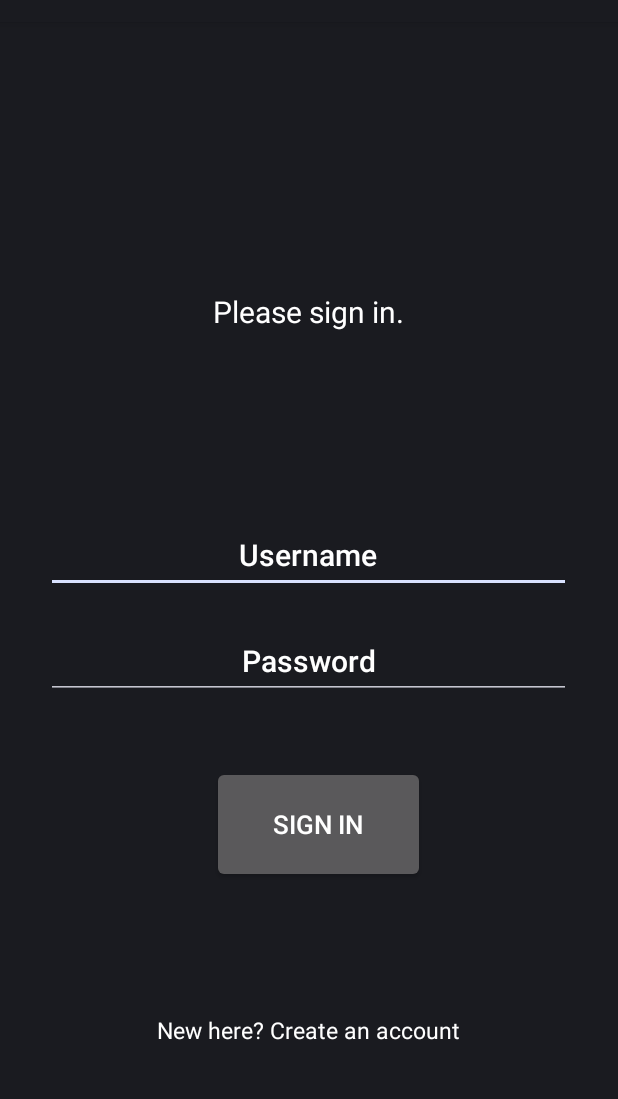
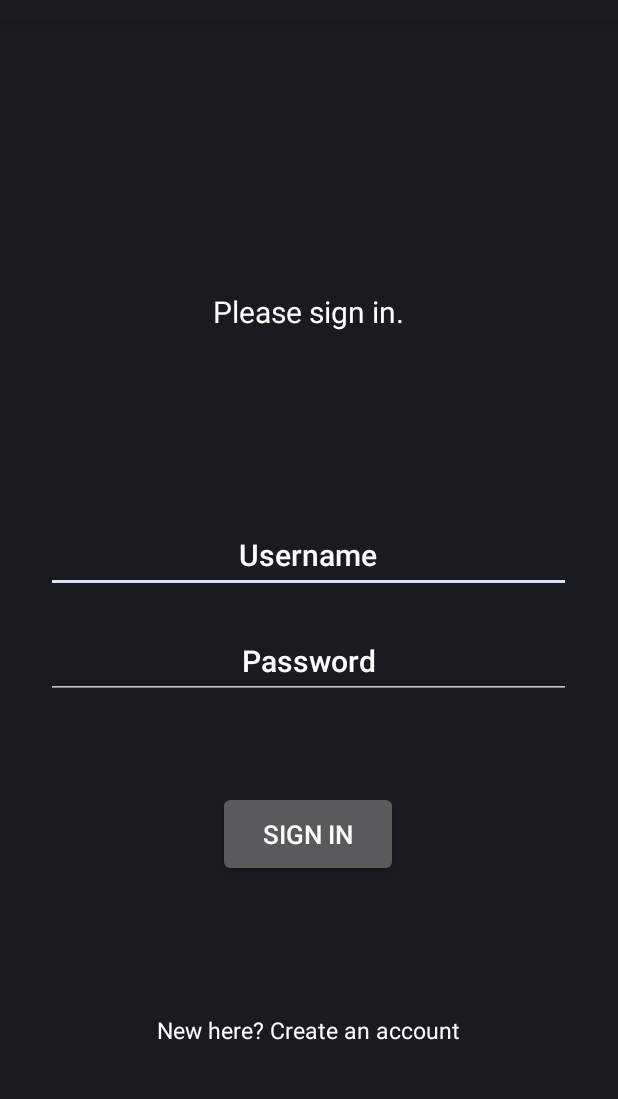
Before and after one commit to SaraZebardast/ExamCram, an Android app: the layout activity_main.xml on its own in the app's theme, with its tools: preview values and no code run, on a phone screen of 412 x 824 dp, the part 62-1161 px from its top. Run offline under Robolectric (Android 15) with nearby library versions, the phone set to English and light mode, and no system bars.

Commit message:
sign in button
updated again

```diff
--- a/app/src/main/res/layout/activity_main.xml
+++ b/app/src/main/res/layout/activity_main.xml
@@ -70,8 +70,8 @@
         android:gravity="center"/>
 
     <Button
-        android:layout_width="142dp"
-        android:layout_height="78dp"
+        android:layout_width="120dp"
+        android:layout_height="57dp"
 
         android:gravity="center"
         android:text="Sign in"
@@ -79,9 +79,9 @@
         android:textSize="17dp"
         app:layout_constraintBottom_toBottomOf="parent"
         app:layout_constraintEnd_toEndOf="parent"
-        app:layout_constraintHorizontal_bias="0.524"
+        app:layout_constraintHorizontal_bias="0.498"
         app:layout_constraintStart_toStartOf="parent"
         app:layout_constraintTop_toTopOf="parent"
-        app:layout_constraintVertical_bias="0.719" />
+        app:layout_constraintVertical_bias="0.721" />
 
 </androidx.constraintlayout.widget.ConstraintLayout>
```
